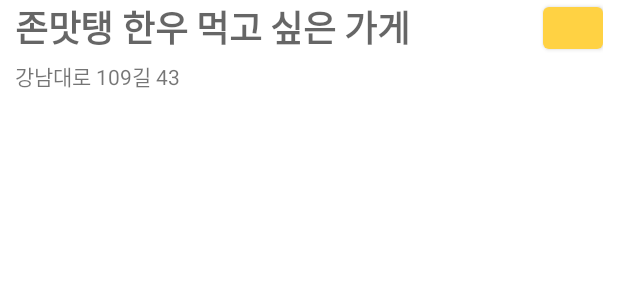
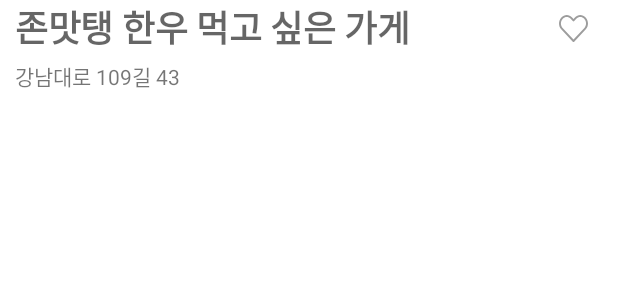
Before and after one commit to TeamPomPom/MukMap-Android, an Android app: the layout restaurant_bottom_sheet.xml on its own in the app's theme, with its tools: preview values and no code run, on a phone screen of 412 x 824 dp. Shown: the top 300 px of the screen. Run offline under Robolectric (Android 15) with nearby library versions, the phone set to English and light mode, and no system bars.

Commit message:
Update favorite icon #9

```diff
--- /dev/null
+++ b/app/src/main/res/drawable/ic_favorite_off.xml
@@ -0,0 +1,10 @@
+<vector xmlns:android="http://schemas.android.com/apk/res/android"
+    android:width="19dp"
+    android:height="18dp"
+    android:viewportWidth="19"
+    android:viewportHeight="18">
+  <path
+      android:pathData="M9.5,18C9.3211,18 9.1504,17.9244 9.0288,17.7915L1.4352,9.4927C1.4332,9.4906 1.4312,9.4884 1.4294,9.4862C0.5076,8.4515 0,7.0801 0,5.6246C0,4.1691 0.5076,2.7977 1.4294,1.7629L1.5447,1.6334C2.483,0.5801 3.7358,0 5.0723,0C6.4088,0 7.6616,0.5801 8.5999,1.6335L9.5,2.644L10.4001,1.6335C11.3383,0.5802 12.5911,0.0001 13.9277,0.0001C15.2642,0.0001 16.5169,0.5802 17.4553,1.6336L17.5705,1.7628C18.4924,2.7979 19,4.1692 19,5.6247C19,7.0801 18.4924,8.4515 17.5707,9.4863C17.5687,9.4885 17.5668,9.4906 17.5648,9.4928L9.9712,17.7916C9.8496,17.9244 9.6789,18 9.5,18ZM2.3807,8.6094L9.5001,16.39L16.6195,8.6094C18.0843,6.9615 18.0834,4.2832 16.6167,2.6366L16.5016,2.5074C15.81,1.731 14.896,1.3035 13.9278,1.3035C12.9596,1.3035 12.0456,1.731 11.3542,2.5071L9.9772,4.0531C9.8553,4.1899 9.682,4.268 9.5002,4.268C9.3184,4.268 9.1451,4.1899 9.0232,4.0531L7.6461,2.5072C6.9547,1.731 6.0407,1.3035 5.0725,1.3035C4.1043,1.3035 3.1904,1.731 2.499,2.5071L2.3836,2.6367C0.9169,4.2832 0.9159,6.9616 2.3807,8.6094Z"
+      android:fillColor="#9D9D9D"
+      android:fillType="evenOdd"/>
+</vector>
--- /dev/null
+++ b/app/src/main/res/drawable/ic_favorite_on.xml
@@ -0,0 +1,9 @@
+<vector xmlns:android="http://schemas.android.com/apk/res/android"
+    android:width="19dp"
+    android:height="18dp"
+    android:viewportWidth="19"
+    android:viewportHeight="18">
+  <path
+      android:pathData="M14.0521,0C11.9446,0 10.2039,2.0231 9.5,2.9779C8.7961,2.0231 7.0554,0 4.9479,0C2.2196,0 0,2.5924 0,5.7784C0,7.5167 0.6676,9.1367 1.8361,10.2453C1.8531,10.2756 1.874,10.3036 1.8984,10.3288L9.2205,17.8805C9.2978,17.96 9.3987,18 9.5,18C9.6013,18 9.7025,17.96 9.7799,17.8801L17.3456,10.0639L17.4236,9.9856C17.4855,9.9253 17.5466,9.8641 17.615,9.7858C17.6436,9.7567 17.6671,9.7239 17.6853,9.6883C18.5338,8.6145 19,7.2294 19,5.7784C19,2.5924 16.7804,0 14.0521,0Z"
+      android:fillColor="#FFD243"/>
+</vector>
--- a/app/src/main/res/drawable/ic_list_detail_arrow.xml
+++ b/app/src/main/res/drawable/ic_list_detail_arrow.xml
@@ -2,5 +2,5 @@
     android:viewportWidth="8" android:width="20dp" xmlns:android="http://schemas.android.com/apk/res/android">
     <path android:fillColor="#00000000" android:pathData="M1,13L7,7L1,1"
         android:strokeColor="#D8D8D8" android:strokeLineCap="round"
-        android:strokeLineJoin="round" android:strokeWidth="2"/>
+        android:strokeLineJoin="round" android:strokeWidth="1.5"/>
 </vector>
--- /dev/null
+++ b/app/src/main/res/drawable/selector_button_favorite.xml
@@ -0,0 +1,5 @@
+<?xml version="1.0" encoding="utf-8"?>
+<selector xmlns:android="http://schemas.android.com/apk/res/android">
+    <item android:state_selected="true" android:drawable="@drawable/ic_favorite_on"/>
+    <item android:state_selected="false" android:drawable="@drawable/ic_favorite_off"/>
+</selector>
--- a/app/src/main/res/layout/item_restaurant_with_channels.xml
+++ b/app/src/main/res/layout/item_restaurant_with_channels.xml
@@ -20,14 +20,18 @@
         app:layout_constraintTop_toTopOf="parent"
         app:layout_constraintBottom_toTopOf="@id/tv_address"/>
 
-    <Button
+    <ImageButton
+        style="@style/Widget.MukMap.Button.Base"
         android:id="@+id/btn_favorite"
         android:layout_width="40dp"
         android:layout_height="40dp"
+        android:background="@android:color/transparent"
+        android:src="@drawable/selector_button_favorite"
         app:layout_constraintBottom_toBottomOf="@id/tv_restaurant"
         app:layout_constraintEnd_toEndOf="parent"
         app:layout_constraintStart_toEndOf="@id/tv_restaurant"
-        app:layout_constraintTop_toTopOf="@id/tv_restaurant" />
+        app:layout_constraintTop_toTopOf="@id/tv_restaurant"
+        android:contentDescription="@string/image_button" />
 
     <TextView
         android:id="@+id/tv_address"
```
Also changed, not shown: app/src/main/res/layout/item_search_results.xml (+9 -7 lines).
